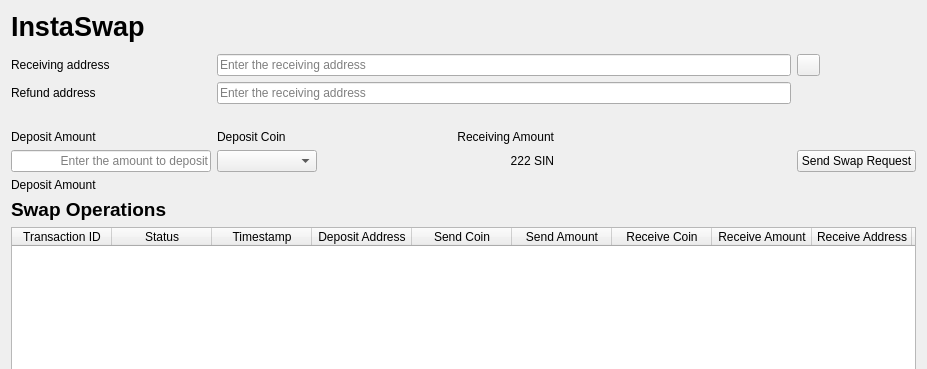
Old version of the form src/qt/forms/instaswap.ui in the repository hardwarewise/SIN-core; both pictures show x 0 to 927 and y 0 to 369 of the 927 by 546 pixel window.
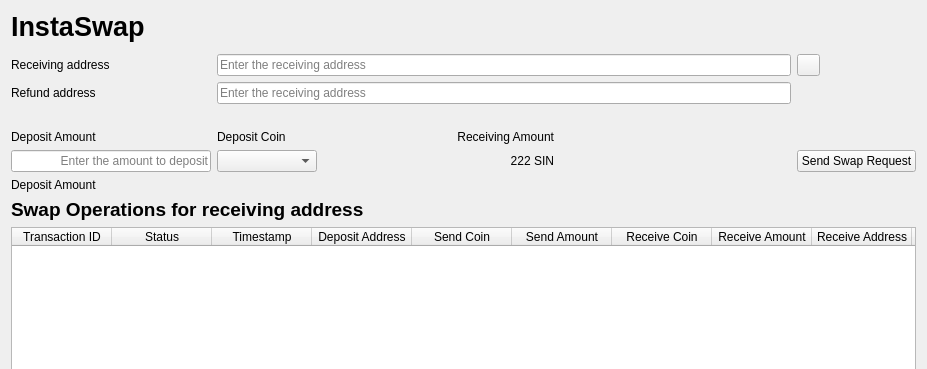
New version of the form. Icons and pictures are not drawn. Custom widgets are drawn as their Qt base class.

The edit to the form file:
```diff
--- a/src/qt/forms/instaswap.ui
+++ b/src/qt/forms/instaswap.ui
@@ -91,7 +91,7 @@
       </font>
      </property>
      <property name="text">
-      <string>Swap Operations</string>
+      <string>Swap Operations for receiving address</string>
      </property>
     </widget>
    </item>
```
